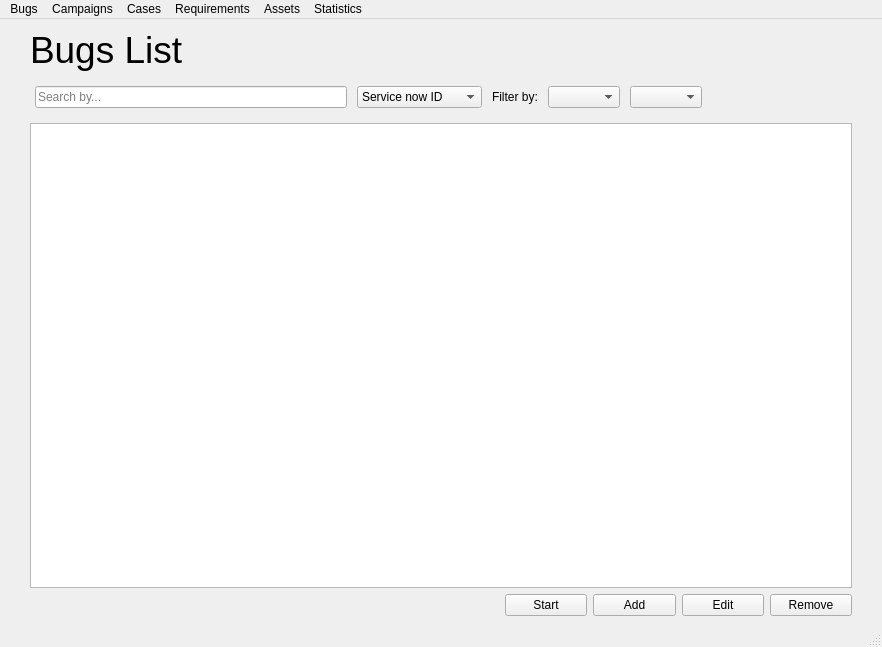
Before: the Qt Designer form ui/main.ui in vazmasero/UAT-Tool, drawn with Qt 5.
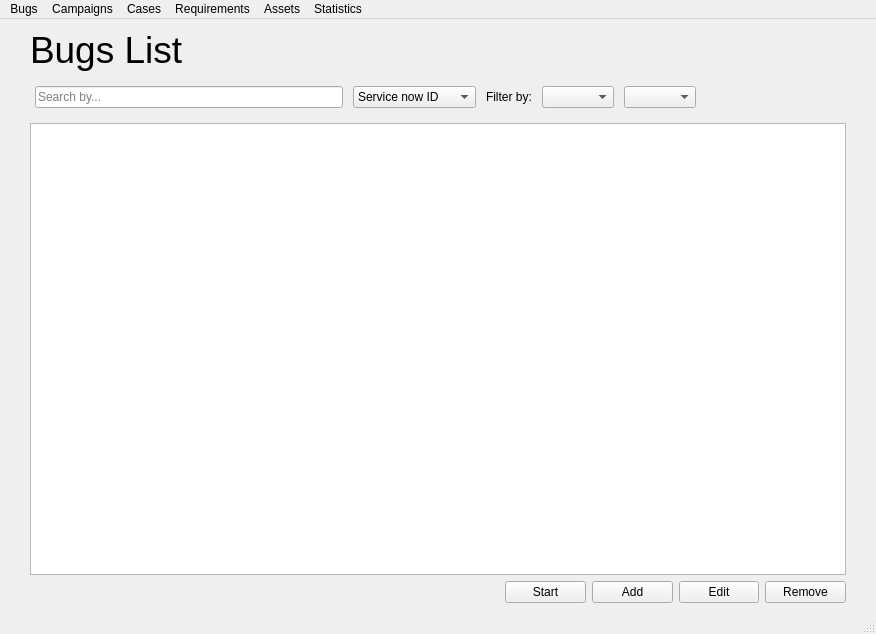
After: the same form once the commit is applied.

Patch:
```diff
--- a/ui/main.ui
+++ b/ui/main.ui
@@ -6,8 +6,8 @@
    <rect>
     <x>0</x>
     <y>0</y>
-    <width>882</width>
-    <height>647</height>
+    <width>876</width>
+    <height>634</height>
    </rect>
   </property>
   <property name="windowTitle">
@@ -121,6 +121,9 @@
           <property name="cornerButtonEnabled">
            <bool>false</bool>
           </property>
+          <attribute name="horizontalHeaderStretchLastSection">
+           <bool>false</bool>
+          </attribute>
          </widget>
         </item>
        </layout>
@@ -974,8 +977,8 @@
     <rect>
      <x>0</x>
      <y>0</y>
-     <width>882</width>
-     <height>33</height>
+     <width>876</width>
+     <height>22</height>
     </rect>
    </property>
    <widget class="QMenu" name="menu_bugs">
```
